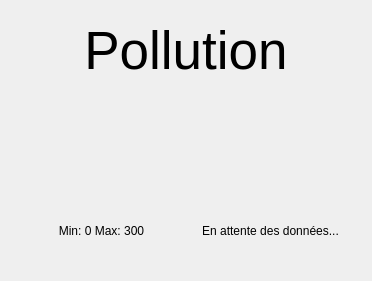
This is localStationCS/pollutionwidget.ui in Gnoumy/RaspMeteo as Qt 5 draws it before an edit. The edited form follows.
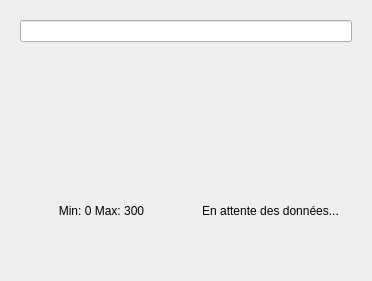
This is the edited form.

Commit message: PollutionWidget: ajout feuille de style footer header

Diff of the .ui file:
```diff
--- a/localStationCS/pollutionwidget.ui
+++ b/localStationCS/pollutionwidget.ui
@@ -21,23 +21,15 @@
      </property>
      <widget class="QWidget" name="page_affichageDefaut_3">
       <layout class="QVBoxLayout" name="verticalLayout_8">
+       <item>
+        <widget class="QLineEdit" name="lineEdit_header">
+         <property name="alignment">
+          <set>Qt::AlignCenter</set>
+         </property>
+        </widget>
+       </item>
        <item>
         <layout class="QVBoxLayout" name="verticalLayout_content">
-         <item>
-          <widget class="QLabel" name="label_Titre">
-           <property name="font">
-            <font>
-             <pointsize>40</pointsize>
-            </font>
-           </property>
-           <property name="text">
-            <string>Pollution</string>
-           </property>
-           <property name="alignment">
-            <set>Qt::AlignCenter</set>
-           </property>
-          </widget>
-         </item>
          <item>
           <widget class="QLabel" name="label_Indice">
            <property name="font">
```
Left out of the diff: 3 changed lines with no effect on the pictures. The commit also changes 2 other files.
